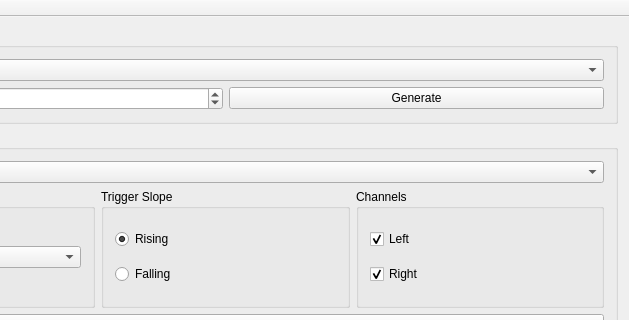
Above: mainwindow.ui from polovik/asa before the change; both pictures show x 178 to 807 and y 0 to 320 of the 807 by 490 pixel window. Below: the same form after it.
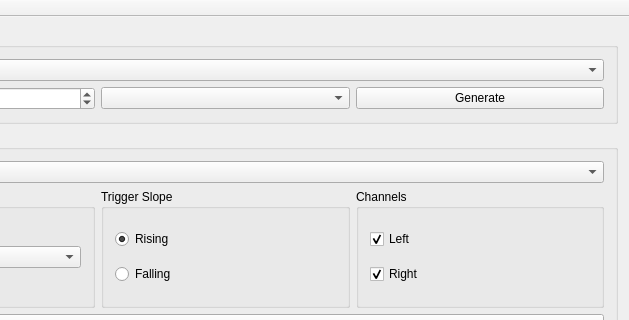
That is the form after the change. Icons and pictures are not drawn. Custom widgets are drawn as their Qt base class.

The edit to the form file:
```diff
--- a/mainwindow.ui
+++ b/mainwindow.ui
@@ -47,6 +47,9 @@
              </property>
             </widget>
            </item>
+           <item>
+            <widget class="QComboBox" name="boxWaveForm"/>
+           </item>
            <item>
             <widget class="QPushButton" name="buttonGenerate">
              <property name="text">
```
